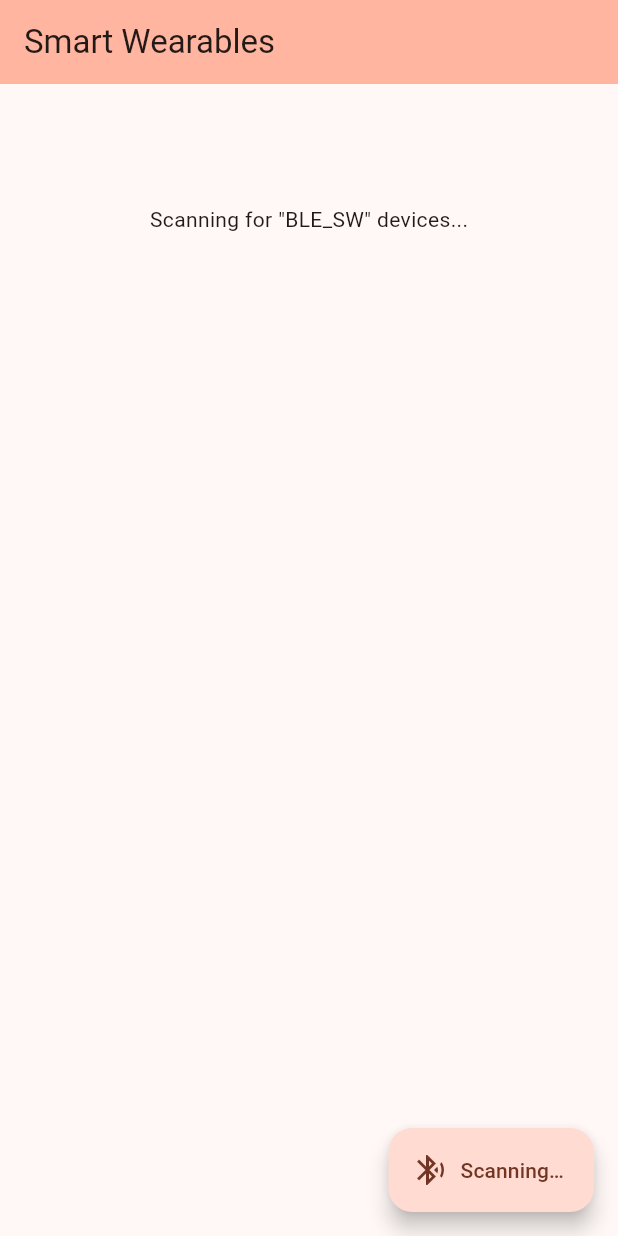
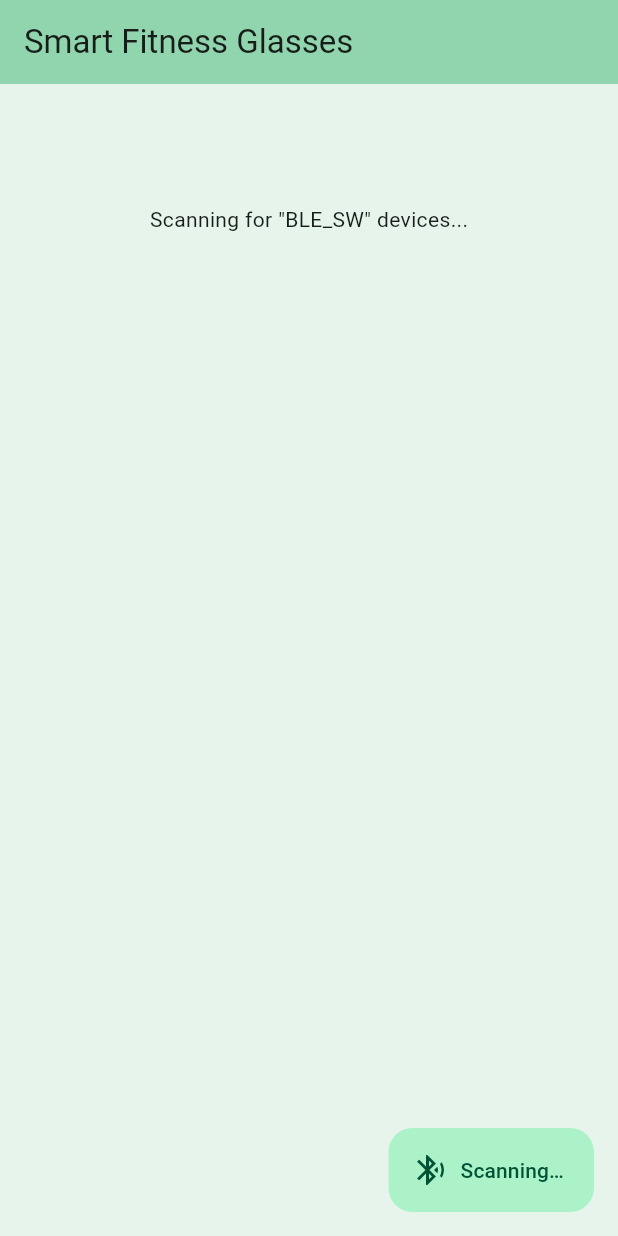
Before and after one commit to RiccardoDolci/smart_wearables_app, a Flutter app: the screen it shows after launch, on a phone screen of 412 x 824 dp. Run offline on Flutter 3.47's test engine with Material 3 defaults, Android fonts, the phone set to English and light mode, and no system bars; our stand-ins replace permission_handler, share_plus, syncfusion_flutter_charts; missing offline and left inert: flutter_reactive_ble.

Commit message:
Rebrand to Smart Fitness Glasses with a flat pastel-green theme
- Rename app display name across Dart, Android, iOS, web, Windows, Linux
- Seed Material 3 palette from pastel green with a mint background
- Remove all shadows (transparent shadow color + zero elevations/tints)
- Define cards with a white fill and soft green border so panels stay
  visible without elevation; wrap Storico charts in card panels
- Recolor the live PPG waveform to the theme primary

```diff
--- a/lib/main.dart
+++ b/lib/main.dart
@@ -8,16 +8,67 @@ void main() {
 class MyApp extends StatelessWidget {
   const MyApp({super.key});
 
+  // Soft pastel green used to seed the whole Material 3 palette.
+  static const Color _pastelGreen = Color(0xFF7FC8A0);
+
   @override
   Widget build(BuildContext context) {
+    final colorScheme = ColorScheme.fromSeed(
+      seedColor: _pastelGreen,
+      brightness: Brightness.light,
+    );
+
     return MaterialApp(
-      title: 'Smart Wearables App',
+      title: 'Smart Fitness Glasses',
       theme: ThemeData(
-        colorScheme: ColorScheme.fromSeed(seedColor: Colors.deepOrange),
+        colorScheme: colorScheme,
         useMaterial3: true,
+        // Flat, shadow-free look across the app: a transparent shadow colour
+        // removes every Material drop shadow regardless of elevation, and the
+        // component themes below pin elevations/tints to zero so surfaces stay
+        // crisp on the pastel-green background.
+        shadowColor: Colors.transparent,
+        scaffoldBackgroundColor: const Color(0xFFE6F4EC),
+        appBarTheme: const AppBarTheme(
+          elevation: 0,
+          scrolledUnderElevation: 0,
+          shadowColor: Colors.transparent,
+        ),
+        // Shadows are off, so cards are defined by a clean white fill plus a
+        // soft green outline that stands out against the pastel-green
+        // background instead of relying on elevation.
+        cardTheme: CardThemeData(
+          elevation: 0,
+          shadowColor: Colors.transparent,
+          surfaceTintColor: Colors.transparent,
+          color: Colors.white,
+          shape: RoundedRectangleBorder(
+            borderRadius: BorderRadius.circular(12),
+            side: const BorderSide(color: Color(0xFF8ECCAC), width: 1.5),
+          ),
+        ),
+        navigationBarTheme: const NavigationBarThemeData(
+          elevation: 0,
+          shadowColor: Colors.transparent,
+          surfaceTintColor: Colors.transparent,
+        ),
+        floatingActionButtonTheme: const FloatingActionButtonThemeData(
+          elevation: 0,
+          focusElevation: 0,
+          hoverElevation: 0,
+          highlightElevation: 0,
+          disabledElevation: 0,
+        ),
+        dialogTheme: const DialogThemeData(
+          elevation: 0,
+          shadowColor: Colors.transparent,
+        ),
+        snackBarTheme: const SnackBarThemeData(elevation: 0),
+        bottomSheetTheme: const BottomSheetThemeData(elevation: 0),
+        popupMenuTheme: const PopupMenuThemeData(elevation: 0),
       ),
 
-      home: const ConnectionPage(title: 'Smart Wearables'),
+      home: const ConnectionPage(title: 'Smart Fitness Glasses'),
     );
   }
 }
--- a/lib/pages/live_page.dart
+++ b/lib/pages/live_page.dart
@@ -303,9 +303,6 @@ class _LivePageState extends State<LivePage> {
             style: TextStyle(fontWeight: FontWeight.bold)),
         const SizedBox(height: 8),
         Card(
-          elevation: 2,
-          shape:
-              RoundedRectangleBorder(borderRadius: BorderRadius.circular(12)),
           child: Padding(
             padding: const EdgeInsets.fromLTRB(6, 14, 12, 8),
             child: SizedBox(
@@ -322,7 +319,7 @@ class _LivePageState extends State<LivePage> {
                   yMin: yMin,
                   yMax: yMax,
                   irHz: _irHz,
-                  color: Colors.deepOrange,
+                  color: Theme.of(context).colorScheme.primary,
                 ),
               ),
             ),
--- a/lib/pages/storico_page.dart
+++ b/lib/pages/storico_page.dart
@@ -140,7 +140,7 @@ class _StoricoPageState extends State<StoricoPage> {
     final file = await widget.store.exportCsv();
     await Share.shareXFiles(
       [XFile(file.path, mimeType: 'text/csv')],
-      subject: 'Smart Wearables - dati storici',
+      subject: 'Smart Fitness Glasses - dati storici',
     );
   }
 
@@ -284,7 +284,10 @@ class _StoricoPageState extends State<StoricoPage> {
   static const int _markerThreshold = 60;
 
   Widget _chartFrame(String title, List<_TimePoint> data, Widget chart) {
-    return SizedBox(
+    return Card(
+      child: Padding(
+        padding: const EdgeInsets.fromLTRB(12, 12, 12, 8),
+        child: SizedBox(
           height: 240,
           child: Column(
             crossAxisAlignment: CrossAxisAlignment.start,
@@ -299,6 +302,8 @@ class _StoricoPageState extends State<StoricoPage> {
                     : chart,
               ),
             ],
+          ),
+        ),
       ),
     );
   }
```
Also changed, not shown: 7 other files. Lines whose indentation alone changed are shown as unchanged.
